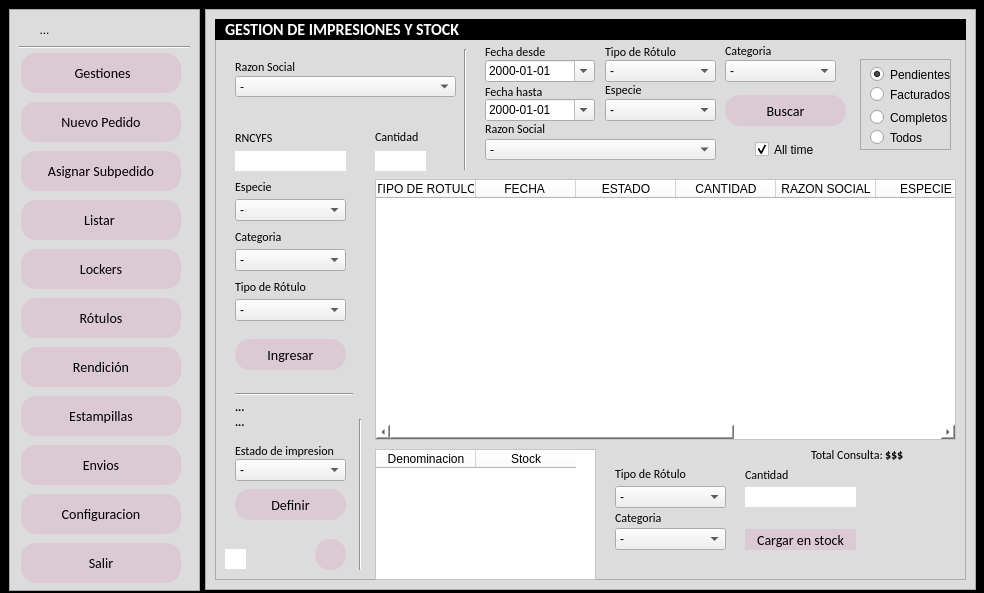
zenfranco/Gestion_rotulos, file main.ui: the form before one commit.
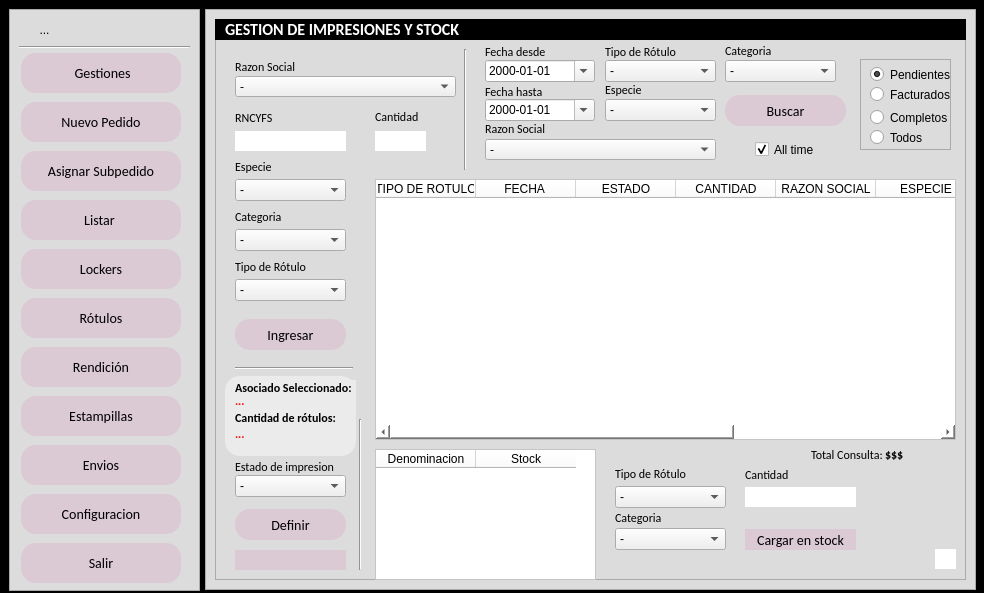
The form after the commit. The open tabs and pages were chosen to show the change. Icons and pictures are not drawn.

Commit message: SE PUEDEN REALIZAR BUSQUEDAS DE ASOCIADOS EN EL MODULO ENVIOS

```diff
--- a/main.ui
+++ b/main.ui
@@ -5640,7 +5640,7 @@
           <property name="geometry">
            <rect>
             <x>160</x>
-            <y>132</y>
+            <y>112</y>
             <width>51</width>
             <height>20</height>
            </rect>
@@ -5650,7 +5650,7 @@
           <property name="geometry">
            <rect>
             <x>20</x>
-            <y>180</y>
+            <y>160</y>
             <width>111</width>
             <height>22</height>
            </rect>
@@ -5700,7 +5700,7 @@
           <property name="geometry">
            <rect>
             <x>20</x>
-            <y>160</y>
+            <y>140</y>
             <width>121</width>
             <height>16</height>
            </rect>
@@ -5713,7 +5713,7 @@
           <property name="geometry">
            <rect>
             <x>20</x>
-            <y>210</y>
+            <y>190</y>
             <width>121</width>
             <height>16</height>
            </rect>
@@ -5726,7 +5726,7 @@
           <property name="geometry">
            <rect>
             <x>20</x>
-            <y>230</y>
+            <y>210</y>
             <width>111</width>
             <height>22</height>
            </rect>
@@ -5771,7 +5771,7 @@
           <property name="geometry">
            <rect>
             <x>20</x>
-            <y>260</y>
+            <y>240</y>
             <width>121</width>
             <height>16</height>
            </rect>
@@ -5784,7 +5784,7 @@
           <property name="geometry">
            <rect>
             <x>20</x>
-            <y>280</y>
+            <y>260</y>
             <width>111</width>
             <height>22</height>
            </rect>
@@ -5897,7 +5897,7 @@
           <property name="geometry">
            <rect>
             <x>20</x>
-            <y>320</y>
+            <y>300</y>
             <width>111</width>
             <height>31</height>
            </rect>
@@ -5913,7 +5913,7 @@
           <property name="geometry">
            <rect>
             <x>20</x>
-            <y>111</y>
+            <y>91</y>
             <width>121</width>
             <height>16</height>
            </rect>
@@ -5926,7 +5926,7 @@
           <property name="geometry">
            <rect>
             <x>20</x>
-            <y>132</y>
+            <y>112</y>
             <width>111</width>
             <height>20</height>
            </rect>
@@ -5936,7 +5936,7 @@
           <property name="geometry">
            <rect>
             <x>20</x>
-            <y>360</y>
+            <y>334</y>
             <width>118</width>
             <height>31</height>
            </rect>
@@ -5949,7 +5949,7 @@
           <property name="geometry">
            <rect>
             <x>20</x>
-            <y>424</y>
+            <y>440</y>
             <width>121</width>
             <height>16</height>
            </rect>
@@ -5962,7 +5962,7 @@
           <property name="geometry">
            <rect>
             <x>20</x>
-            <y>440</y>
+            <y>456</y>
             <width>111</width>
             <height>22</height>
            </rect>
@@ -6029,7 +6029,7 @@
           <property name="geometry">
            <rect>
             <x>20</x>
-            <y>470</y>
+            <y>490</y>
             <width>111</width>
             <height>31</height>
            </rect>
@@ -6041,7 +6041,7 @@
          <widget class="QLineEdit" name="txt_indice_rotulos">
           <property name="geometry">
            <rect>
-            <x>10</x>
+            <x>720</x>
             <y>530</y>
             <width>21</width>
             <height>20</height>
@@ -6383,7 +6383,7 @@
           <property name="geometry">
            <rect>
             <x>160</x>
-            <y>110</y>
+            <y>90</y>
             <width>51</width>
             <height>16</height>
            </rect>
@@ -6392,53 +6392,13 @@
            <string>Cantidad</string>
           </property>
          </widget>
-         <widget class="QLabel" name="signal_rotulos_razon">
-          <property name="geometry">
-           <rect>
-            <x>20</x>
-            <y>380</y>
-            <width>111</width>
-            <height>16</height>
-           </rect>
-          </property>
-          <property name="font">
-           <font>
-            <family>Calibri</family>
-            <weight>75</weight>
-            <bold>true</bold>
-           </font>
-          </property>
-          <property name="text">
-           <string>...</string>
-          </property>
-         </widget>
-         <widget class="QLabel" name="signal_rotulos_cantidad">
-          <property name="geometry">
-           <rect>
-            <x>20</x>
-            <y>395</y>
-            <width>101</width>
-            <height>16</height>
-           </rect>
-          </property>
-          <property name="font">
-           <font>
-            <family>Calibri</family>
-            <weight>75</weight>
-            <bold>true</bold>
-           </font>
-          </property>
-          <property name="text">
-           <string>...</string>
-          </property>
-         </widget>
          <widget class="QPushButton" name="btn_eliminar_impresion">
           <property name="geometry">
            <rect>
-            <x>100</x>
-            <y>520</y>
-            <width>31</width>
-            <height>31</height>
+            <x>20</x>
+            <y>531</y>
+            <width>111</width>
+            <height>20</height>
            </rect>
           </property>
           <property name="text">
@@ -6754,6 +6714,118 @@
            </property>
           </item>
          </widget>
+         <widget class="QFrame" name="frame_26">
+          <property name="geometry">
+           <rect>
+            <x>10</x>
+            <y>357</y>
+            <width>131</width>
+            <height>80</height>
+           </rect>
+          </property>
+          <property name="styleSheet">
+           <string notr="true">QFrame{
+border-radius:15px;
+background-color:rgb(235, 235, 235);
+}</string>
+          </property>
+          <property name="frameShape">
+           <enum>QFrame::StyledPanel</enum>
+          </property>
+          <property name="frameShadow">
+           <enum>QFrame::Raised</enum>
+          </property>
+          <widget class="QLabel" name="signal_rotulos_cantidad">
+           <property name="geometry">
+            <rect>
+             <x>10</x>
+             <y>50</y>
+             <width>101</width>
+             <height>16</height>
+            </rect>
+           </property>
+           <property name="font">
+            <font>
+             <family>Calibri</family>
+             <pointsize>9</pointsize>
+             <weight>75</weight>
+             <bold>true</bold>
+            </font>
+           </property>
+           <property name="styleSheet">
+            <string notr="true">color: rgb(255, 0, 0);</string>
+           </property>
+           <property name="text">
+            <string>...</string>
+           </property>
+          </widget>
+          <widget class="QLabel" name="signal_rotulos_razon">
+           <property name="geometry">
+            <rect>
+             <x>10</x>
+             <y>17</y>
+             <width>111</width>
+             <height>16</height>
+            </rect>
+           </property>
+           <property name="font">
+            <font>
+             <family>Calibri</family>
+             <pointsize>9</pointsize>
+             <weight>75</weight>
+             <bold>true</bold>
+            </font>
+           </property>
+           <property name="styleSheet">
+            <string notr="true">color: rgb(255, 0, 0);</string>
+           </property>
+           <property name="text">
+            <string>...</string>
+           </property>
+          </widget>
+          <widget class="QLabel" name="signal_rotulos_razon_3">
+           <property name="geometry">
+            <rect>
+             <x>10</x>
+             <y>34</y>
+             <width>121</width>
+             <height>16</height>
+            </rect>
+           </property>
+           <property name="font">
+            <font>
+             <family>Calibri</family>
+             <pointsize>9</pointsize>
+             <weight>75</weight>
+             <bold>true</bold>
+            </font>
+           </property>
+           <property name="text">
+            <string>Cantidad de rótulos:</string>
+           </property>
+          </widget>
+          <widget class="QLabel" name="signal_rotulos_razon_2">
+           <property name="geometry">
+            <rect>
+             <x>10</x>
+             <y>4</y>
+             <width>121</width>
+             <height>16</height>
+            </rect>
+           </property>
+           <property name="font">
+            <font>
+             <family>Calibri</family>
+             <pointsize>9</pointsize>
+             <weight>75</weight>
+             <bold>true</bold>
+            </font>
+           </property>
+           <property name="text">
+            <string>Asociado Seleccionado:</string>
+           </property>
+          </widget>
+         </widget>
         </widget>
        </widget>
        <widget class="QWidget" name="p_envios">
```
The commit also changes 6 other files.
